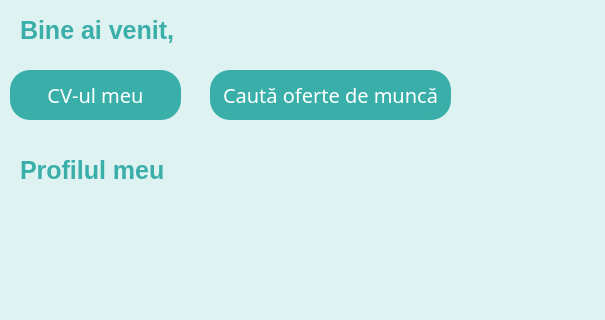
First picture: the form in profilangajat.ui, repository TeonaG/AplicatieRecruiting, before the edit; both pictures show x 0 to 605 and y 0 to 320 of the 989 by 655 pixel window.
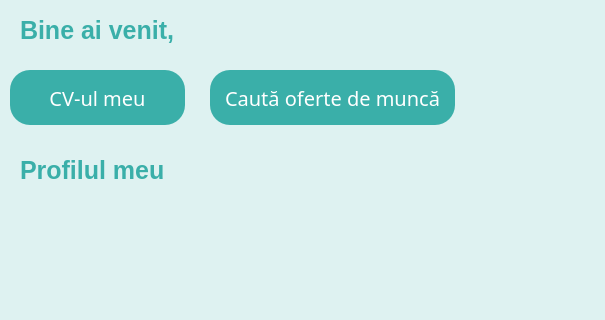
Second picture: the form after the edit.

Patch:
```diff
--- a/profilangajat.ui
+++ b/profilangajat.ui
@@ -44,8 +44,8 @@
     <rect>
      <x>10</x>
      <y>70</y>
-     <width>171</width>
-     <height>50</height>
+     <width>175</width>
+     <height>55</height>
     </rect>
    </property>
    <property name="font">
@@ -76,8 +76,8 @@
     <rect>
      <x>210</x>
      <y>70</y>
-     <width>241</width>
-     <height>50</height>
+     <width>245</width>
+     <height>55</height>
     </rect>
    </property>
    <property name="font">
```
Left out of the diff: 6 changed lines with no effect on the pictures.
